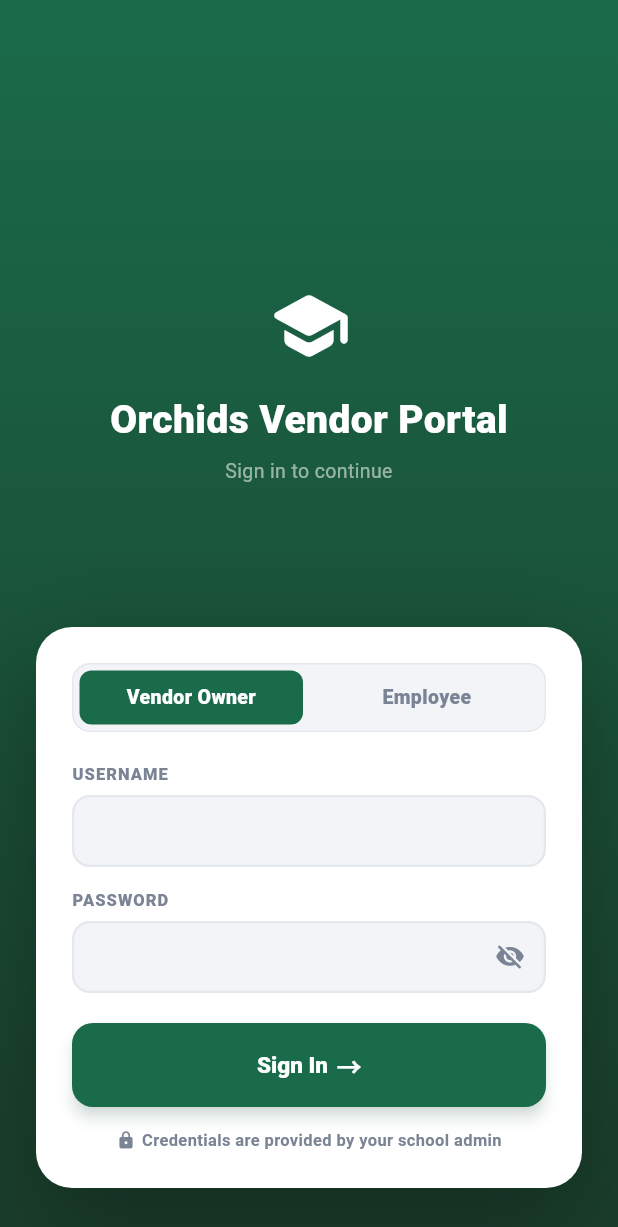
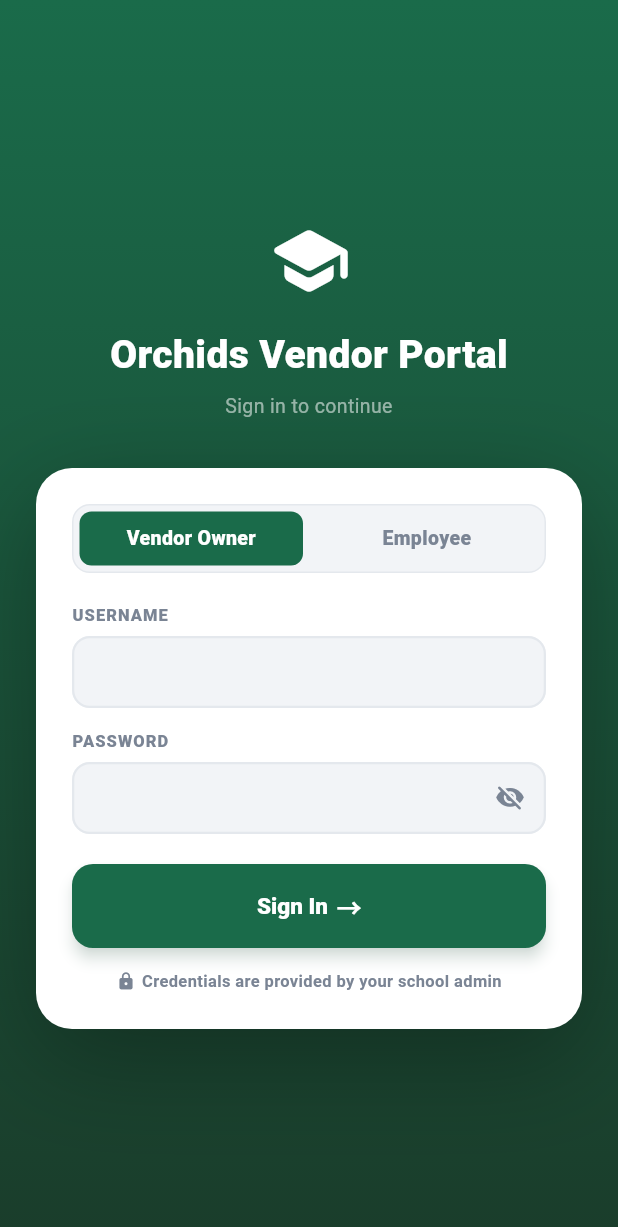
Before and after one commit to Nagarjun-Devulapalli/Vendor-App, a Flutter app: the screen it shows after launch, on a phone screen of 412 x 824 dp. Shown: the top 1227 px of the screen. Run offline on Flutter 3.47's test engine with Material 3 defaults, Android fonts, the phone set to English and light mode, and no system bars; our stand-ins replace dio, equatable, flutter_bloc, go_router, image_picker, shared_preferences.

Commit message:
Fix login screen overflow on smaller screens
Wrap Column in SingleChildScrollView + ConstrainedBox and replace
Spacer widgets with SizedBox to prevent RenderFlex overflow.

Co-Authored-By: Claude Opus 4.6 <noreply@anthropic.com>

```diff
--- a/vendor-app/lib/features/auth/screens/login_screen.dart
+++ b/vendor-app/lib/features/auth/screens/login_screen.dart
@@ -52,9 +52,15 @@ class _LoginScreenState extends State<LoginScreen> {
           ),
         ),
         child: SafeArea(
-          child: Column(
-            children: [
-              const Spacer(flex: 2),
+          child: SingleChildScrollView(
+            child: ConstrainedBox(
+              constraints: BoxConstraints(
+                minHeight: MediaQuery.of(context).size.height - MediaQuery.of(context).padding.top - MediaQuery.of(context).padding.bottom,
+              ),
+              child: Column(
+                mainAxisAlignment: MainAxisAlignment.center,
+                children: [
+                  const SizedBox(height: 40),
               // Logo & branding
               const Icon(Icons.school_rounded, size: 56, color: Colors.white),
               const SizedBox(height: 16),
@@ -71,7 +77,7 @@ class _LoginScreenState extends State<LoginScreen> {
                   color: Colors.white.withValues(alpha: 0.55),
                 ),
               ),
-              const Spacer(),
+              const SizedBox(height: 32),
               // Login card
               Padding(
                 padding: const EdgeInsets.symmetric(horizontal: 24),
@@ -211,6 +217,8 @@ class _LoginScreenState extends State<LoginScreen> {
             ],
           ),
         ),
+          ),
+        ),
       ),
     );
   }
```
